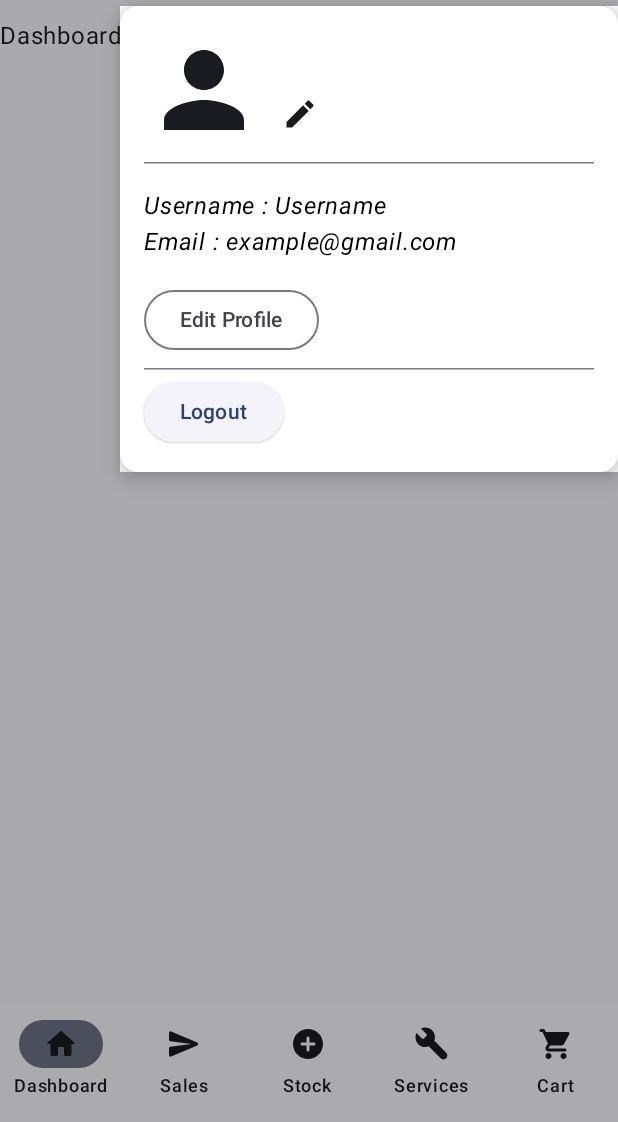
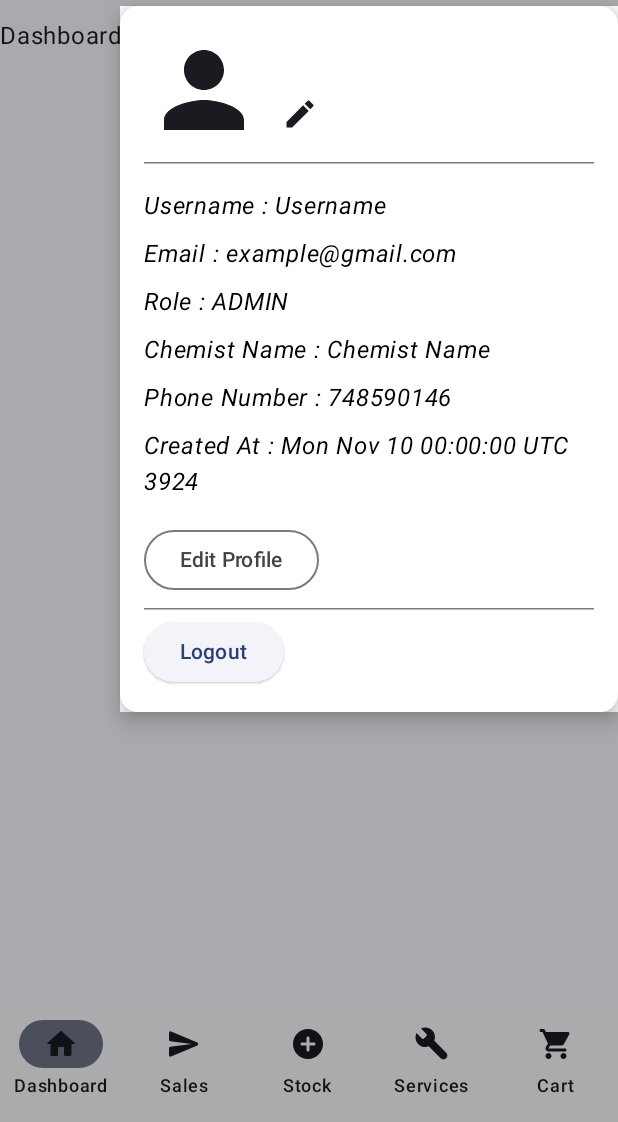
Before and after one commit to kinuthia-lawrence/ChemistPos, an Android app built with Jetpack Compose: the HomeScreen screen opened through its navigation route, after a tap on "Profile", on a phone screen of 412 x 824 dp, the part 114-1236 px from its top. Run offline under Robolectric (Android 15) with nearby library versions, the phone set to English and light mode, and no system bars; our stand-ins replace Dagger/Hilt's generated code, Room's generated code.

Commit message:
handled logout functionality

```diff
--- a/app/src/main/java/com/larrykin/chemistpos/authentication/presentation/ui/LoginScreen.kt
+++ b/app/src/main/java/com/larrykin/chemistpos/authentication/presentation/ui/LoginScreen.kt
@@ -195,6 +195,10 @@ fun LoginScreen(
                                 LoggedInUser(
                                     username = user.username,
                                     email = user.email,
+                                    role = user.role,
+                                    chemistName = user.chemistName,
+                                    phoneNumber = user.phoneNumber,
+                                    createdAt = user.createdAt
                                 )
                             )
                             navController.popBackStack()
--- a/app/src/main/java/com/larrykin/chemistpos/core/presentation/viewModels/AuthViewModel.kt
+++ b/app/src/main/java/com/larrykin/chemistpos/core/presentation/viewModels/AuthViewModel.kt
@@ -1,15 +1,21 @@
 package com.larrykin.chemistpos.core.presentation.viewModels
 
 import androidx.lifecycle.ViewModel
+import com.larrykin.chemistpos.authentication.data.Role
 import dagger.hilt.android.lifecycle.HiltViewModel
 import kotlinx.coroutines.flow.MutableStateFlow
 import kotlinx.coroutines.flow.StateFlow
 import kotlinx.coroutines.flow.asStateFlow
+import java.util.Date
 import javax.inject.Inject
 
 data class LoggedInUser(
     val username: String,
     val email: String,
+    val role: Role,
+    var chemistName: String,
+    var phoneNumber: Number,
+    var createdAt: Date,
 )
 
 @HiltViewModel
--- a/app/src/main/java/com/larrykin/chemistpos/home/presentation/ui/HomeScreen.kt
+++ b/app/src/main/java/com/larrykin/chemistpos/home/presentation/ui/HomeScreen.kt
@@ -25,10 +25,12 @@ import androidx.navigation.NavController
 import androidx.navigation.compose.NavHost
 import androidx.navigation.compose.composable
 import androidx.navigation.compose.currentBackStackEntryAsState
+import com.larrykin.chemistpos.authentication.data.Role
 import com.larrykin.chemistpos.core.presentation.viewModels.AuthViewModel
 import com.larrykin.chemistpos.core.presentation.viewModels.LoggedInUser
 import com.larrykin.chemistpos.home.presentation.viewModels.ProfileViewModel
 import kotlinx.coroutines.launch
+import java.util.Date
 
 @Composable
 fun HomeScreen(
@@ -53,6 +55,10 @@ fun HomeScreen(
         profileViewModel.user.value = LoggedInUser(
             username = user.username,
             email = user.email,
+            role = user.role,
+            chemistName = user.chemistName,
+            phoneNumber = user.phoneNumber,
+            createdAt = user.createdAt,
 //            profilePictureUrl = user.profilePictureUrl //todo: fetch profile picture
         )
     }
@@ -75,6 +81,10 @@ fun HomeScreen(
                         userProfile = LoggedInUser(
                             username = user.username,
                             email = user.email,
+                            role = user.role,
+                            chemistName = user.chemistName,
+                            phoneNumber = user.phoneNumber,
+                            createdAt = user.createdAt,
 //                            profilePictureUrl = user.profilePictureUrl
                         ),
                         onEdit = { /*todo: Navigate to edit profile screen */ },
@@ -86,9 +96,13 @@ fun HomeScreen(
                         userProfile = LoggedInUser(
                             username = "Username",
                             email = "example@gmail.com",
+                            role = Role.ADMIN,
+                            chemistName = "Chemist Name",
+                            phoneNumber = 748590146,
+                            createdAt =  Date(2024, 10, 10),
                         ),
                         onEdit = { /*TODO*/ },
-                        onLogout = { /*TODO*/ }
+                        onLogout = { onLogout(parentNavController, authViewModel) }
                     )
                 }
 
@@ -138,6 +152,8 @@ fun HomeScreen(
 
 // Logout method
 fun onLogout(navController: NavController, authViewModel: AuthViewModel) {
+
+
     authViewModel.clearLoggedInUser() // Clear user session
     navController.navigate("login") {
         popUpTo(0) // Clear the back stack
--- a/app/src/main/java/com/larrykin/chemistpos/home/presentation/ui/ProfileContent.kt
+++ b/app/src/main/java/com/larrykin/chemistpos/home/presentation/ui/ProfileContent.kt
@@ -23,12 +23,17 @@ import androidx.compose.material3.HorizontalDivider
 import androidx.compose.material3.Icon
 import androidx.compose.material3.IconButton
 import androidx.compose.material3.OutlinedButton
+import androidx.compose.runtime.mutableStateOf
+import androidx.compose.runtime.remember
 import androidx.compose.ui.Alignment
 import androidx.compose.ui.draw.clip
 import androidx.compose.ui.text.font.FontStyle
 import androidx.compose.ui.tooling.preview.Preview
 import androidx.compose.ui.unit.dp
+import com.larrykin.chemistpos.authentication.data.Role
+import com.larrykin.chemistpos.core.presentation.ui.CustomAlertDialogWithChoice
 import com.larrykin.chemistpos.core.presentation.viewModels.LoggedInUser
+import java.util.Date
 
 @Composable
 fun ProfileContent(
@@ -37,6 +42,16 @@ fun ProfileContent(
     onLogout: () -> Unit,
     modifier: Modifier = Modifier
 ) {
+    var showLogoutDialog = remember { mutableStateOf(false) }
+    if (showLogoutDialog.value) {
+       CustomAlertDialogWithChoice(
+           title = "Logout",
+           message = "Are you sure you want to logout?",
+           onDismiss = { showLogoutDialog.value = false },
+           onConfirm = { onLogout() },
+           alertState = "confirm"
+       )
+    }
     Card(
         modifier = modifier
             .padding(top = 80.dp, bottom = 0.dp, start = 80.dp, end = 0.dp)
@@ -74,7 +89,18 @@ fun ProfileContent(
                 color = Color.Black,
                 fontStyle =  FontStyle.Italic
             )
+            Spacer(modifier = Modifier.height(8.dp))
             Text(text = "Email : ${userProfile.email}", color = Color.Black,fontStyle =  FontStyle.Italic)
+            Spacer(modifier = Modifier.height(8.dp))
+            Text(text = "Role : ${userProfile.role}", color = Color.Black,fontStyle =  FontStyle.Italic)
+            Spacer(modifier = Modifier.height(8.dp))
+            Text(text = "Chemist Name : ${userProfile.chemistName}", color = Color.Black,fontStyle =  FontStyle.Italic)
+            Spacer(modifier = Modifier.height(8.dp))
+            Text(text = "Phone Number : ${userProfile.phoneNumber}", color = Color.Black,fontStyle =  FontStyle.Italic)
+            Spacer(modifier = Modifier.height(8.dp))
+            Text(text = "Created At : ${userProfile.createdAt}", color = Color.Black,fontStyle =  FontStyle.Italic)
+
+
 
             Spacer(modifier = Modifier.height(16.dp))
             OutlinedButton(onClick = onEdit) {
@@ -85,7 +111,7 @@ fun ProfileContent(
             HorizontalDivider()
             Spacer(modifier = Modifier.height(4.dp))
             // Button for logout
-            ElevatedButton(onClick = onLogout) {
+            ElevatedButton(onClick = { showLogoutDialog.value = true }) {
                 Text(text = "Logout")
             }
         }
@@ -98,7 +124,11 @@ fun ProfileContentPreview() {
     ProfileContent(
         userProfile = LoggedInUser(
             username = "JohnDoe",
-            email = "johndoe@gmail.com"
+            email = "johndoe@gmail.com",
+            role = Role.ADMIN,
+            chemistName = "Chemist Name",
+            phoneNumber = 748590146,
+            createdAt = Date(2024, 10, 10)
         ),
         onEdit = {},
         onLogout = {}
```
